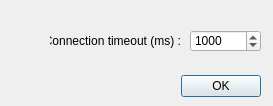
This is Prusa_TCP_Client/server_options.ui in ClementAbadie/Prusa_TCP_Client as Qt 5 draws it before an edit. The edited form follows.
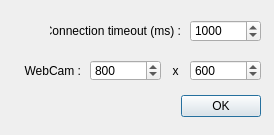
This is the edited form.

Patch:
```diff
--- a/Prusa_TCP_Client/server_options.ui
+++ b/Prusa_TCP_Client/server_options.ui
@@ -9,8 +9,8 @@
    <rect>
     <x>0</x>
     <y>0</y>
-    <width>273</width>
-    <height>106</height>
+    <width>274</width>
+    <height>135</height>
    </rect>
   </property>
   <property name="windowTitle">
@@ -23,7 +23,7 @@
    <property name="geometry">
     <rect>
      <x>20</x>
-     <y>70</y>
+     <y>90</y>
      <width>241</width>
      <height>32</height>
     </rect>
@@ -39,7 +39,7 @@
    <property name="geometry">
     <rect>
      <x>50</x>
-     <y>30</y>
+     <y>20</y>
      <width>131</width>
      <height>21</height>
     </rect>
@@ -55,7 +55,7 @@
    <property name="geometry">
     <rect>
      <x>190</x>
-     <y>30</y>
+     <y>20</y>
      <width>71</width>
      <height>22</height>
     </rect>
@@ -73,6 +73,79 @@
     <number>1000</number>
    </property>
   </widget>
+  <widget class="QSpinBox" name="spinBox_Video_res_h">
+   <property name="geometry">
+    <rect>
+     <x>90</x>
+     <y>60</y>
+     <width>71</width>
+     <height>21</height>
+    </rect>
+   </property>
+   <property name="minimum">
+    <number>480</number>
+   </property>
+   <property name="maximum">
+    <number>1920</number>
+   </property>
+   <property name="value">
+    <number>800</number>
+   </property>
+  </widget>
+  <widget class="QLabel" name="server_label_3">
+   <property name="geometry">
+    <rect>
+     <x>160</x>
+     <y>60</y>
+     <width>31</width>
+     <height>21</height>
+    </rect>
+   </property>
+   <property name="text">
+    <string>x</string>
+   </property>
+   <property name="alignment">
+    <set>Qt::AlignCenter</set>
+   </property>
+   <property name="textInteractionFlags">
+    <set>Qt::NoTextInteraction</set>
+   </property>
+  </widget>
+  <widget class="QSpinBox" name="spinBox_Video_res_v">
+   <property name="geometry">
+    <rect>
+     <x>190</x>
+     <y>60</y>
+     <width>71</width>
+     <height>21</height>
+    </rect>
+   </property>
+   <property name="minimum">
+    <number>320</number>
+   </property>
+   <property name="maximum">
+    <number>1080</number>
+   </property>
+   <property name="value">
+    <number>600</number>
+   </property>
+  </widget>
+  <widget class="QLabel" name="label_timeout_2">
+   <property name="geometry">
+    <rect>
+     <x>10</x>
+     <y>60</y>
+     <width>71</width>
+     <height>21</height>
+    </rect>
+   </property>
+   <property name="text">
+    <string>WebCam :</string>
+   </property>
+   <property name="alignment">
+    <set>Qt::AlignRight|Qt::AlignTrailing|Qt::AlignVCenter</set>
+   </property>
+  </widget>
  </widget>
  <resources/>
  <connections>
```
